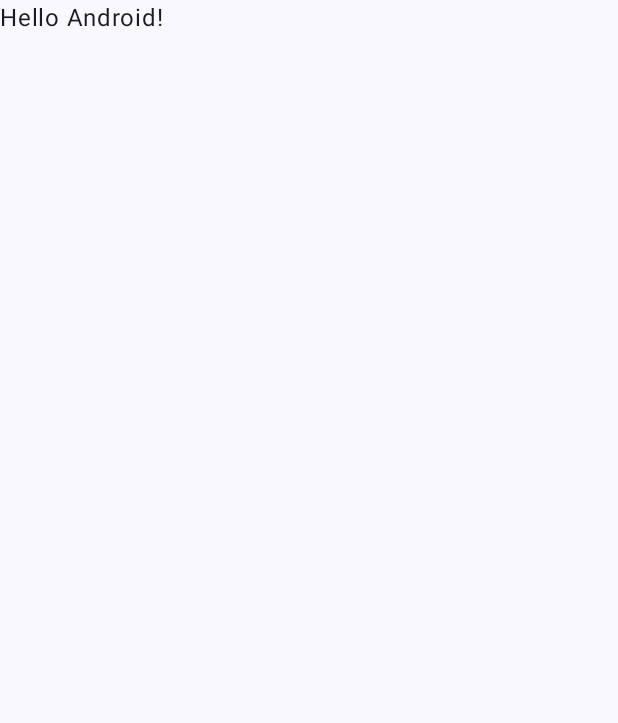
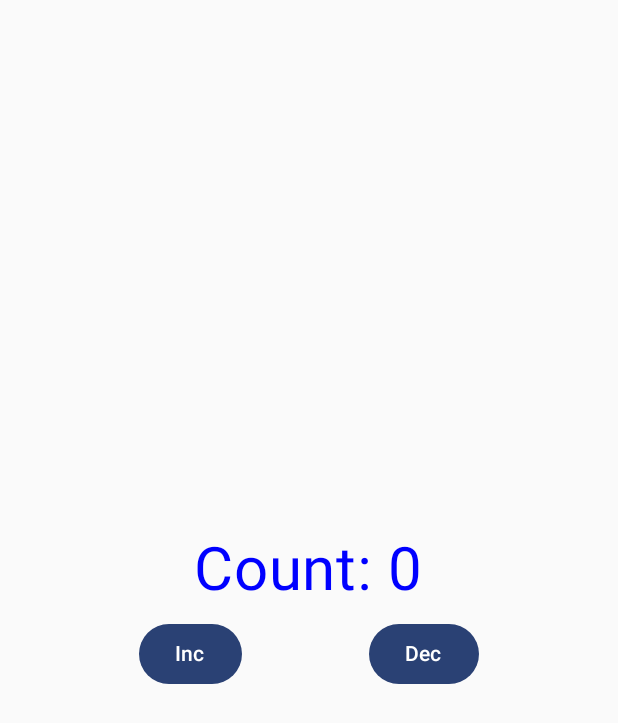
Before and after one commit to Saifuddin53/Counter-App, an Android app built with Jetpack Compose: the screen it shows after launch (MainActivity), on a phone screen of 412 x 824 dp. Before the commit the part shown is almost empty. Shown: the top 723 px of the screen. Run offline under Robolectric (Android 15) with nearby library versions, the phone set to English and light mode, and no system bars.

Commit message:
MVVM model created

```diff
--- a/app/build.gradle.kts
+++ b/app/build.gradle.kts
@@ -59,6 +59,7 @@ dependencies {
     implementation(libs.androidx.ui.graphics)
     implementation(libs.androidx.ui.tooling.preview)
     implementation(libs.androidx.material3)
+    implementation(libs.androidx.lifecycle.viewmodel.compose)
     testImplementation(libs.junit)
     androidTestImplementation(libs.androidx.junit)
     androidTestImplementation(libs.androidx.espresso.core)
--- /dev/null
+++ b/app/src/main/java/com/myprojects/counterapp/CounterApp.kt
@@ -0,0 +1,52 @@
+package com.myprojects.counterapp
+
+import androidx.compose.foundation.layout.Arrangement
+import androidx.compose.foundation.layout.Column
+import androidx.compose.foundation.layout.Row
+import androidx.compose.foundation.layout.fillMaxSize
+import androidx.compose.foundation.layout.fillMaxWidth
+import androidx.compose.foundation.layout.padding
+import androidx.compose.material3.Button
+import androidx.compose.material3.Text
+import androidx.compose.runtime.Composable
+import androidx.compose.ui.Alignment
+import androidx.compose.ui.Modifier
+import androidx.compose.ui.graphics.Color
+import androidx.compose.ui.tooling.preview.Preview
+import androidx.compose.ui.unit.dp
+import androidx.compose.ui.unit.sp
+import androidx.lifecycle.viewmodel.compose.viewModel
+
+@Composable
+fun CounterApp(
+    counterViewModel: CounterViewModel
+) {
+    Column(
+        modifier = Modifier.fillMaxSize(),
+        verticalArrangement = Arrangement.Center,
+        horizontalAlignment = Alignment.CenterHorizontally
+    ) {
+        Text(text = "Count: ${counterViewModel.count.value}",
+            fontSize = 40.sp,
+            color = Color.Blue)
+        Row(
+            modifier = Modifier
+                .padding(8.dp)
+                .fillMaxWidth(),
+            horizontalArrangement = Arrangement.SpaceEvenly
+        ) {
+            Button(onClick = { counterViewModel.increment() }) {
+                Text(text = "Inc")
+            }
+            Button(onClick = { counterViewModel.decrement() }) {
+                Text(text = "Dec")
+            }
+        }
+    }
+}
+
+@Preview
+@Composable
+fun CounterAppPreview() {
+    CounterApp(counterViewModel = CounterViewModel())
+}
--- /dev/null
+++ b/app/src/main/java/com/myprojects/counterapp/CounterModel.kt
@@ -0,0 +1,19 @@
+package com.myprojects.counterapp
+
+data class CounterModel (
+    var count: Int
+)
+
+class CounterRepository() {
+    private val _counter = CounterModel(0)
+
+    fun getCounter() = _counter
+
+    fun incrementCounter() {
+        _counter.count++
+    }
+
+    fun decrementCounter() {
+        _counter.count--
+    }
+}
--- /dev/null
+++ b/app/src/main/java/com/myprojects/counterapp/CounterViewModel.kt
@@ -0,0 +1,25 @@
+package com.myprojects.counterapp
+
+import androidx.compose.runtime.Composable
+import androidx.compose.runtime.MutableState
+import androidx.compose.runtime.mutableStateOf
+import androidx.compose.runtime.remember
+import androidx.compose.runtime.saveable.rememberSaveable
+import androidx.lifecycle.ViewModel
+import kotlinx.coroutines.flow.MutableStateFlow
+
+class CounterViewModel: ViewModel() {
+    private val _repository = CounterRepository()
+    private var _count = mutableStateOf(_repository.getCounter().count)
+
+    val count = _count
+    fun increment() {
+        _repository.incrementCounter()
+        _count.value = _repository.getCounter().count
+    }
+
+    fun decrement() {
+        _count.value --
+        _count.value = _repository.getCounter().count
+    }
+}
--- a/app/src/main/java/com/myprojects/counterapp/MainActivity.kt
+++ b/app/src/main/java/com/myprojects/counterapp/MainActivity.kt
@@ -3,13 +3,7 @@ package com.myprojects.counterapp
 import android.os.Bundle
 import androidx.activity.ComponentActivity
 import androidx.activity.compose.setContent
-import androidx.compose.foundation.layout.fillMaxSize
-import androidx.compose.material3.MaterialTheme
-import androidx.compose.material3.Surface
-import androidx.compose.material3.Text
-import androidx.compose.runtime.Composable
-import androidx.compose.ui.Modifier
-import androidx.compose.ui.tooling.preview.Preview
+import androidx.lifecycle.viewmodel.compose.viewModel
 import com.myprojects.counterapp.ui.theme.CounterAppTheme
 
 class MainActivity : ComponentActivity() {
@@ -17,30 +11,9 @@ class MainActivity : ComponentActivity() {
         super.onCreate(savedInstanceState)
         setContent {
             CounterAppTheme {
-                // A surface container using the 'background' color from the theme
-                Surface(
-                    modifier = Modifier.fillMaxSize(),
-                    color = MaterialTheme.colorScheme.background
-                ) {
-                    Greeting("Android")
-                }
+                val counterViewModel: CounterViewModel = viewModel()
+                CounterApp(counterViewModel = counterViewModel)
             }
         }
     }
 }
-
-@Composable
-fun Greeting(name: String, modifier: Modifier = Modifier) {
-    Text(
-        text = "Hello $name!",
-        modifier = modifier
-    )
-}
-
-@Preview(showBackground = true)
-@Composable
-fun GreetingPreview() {
-    CounterAppTheme {
-        Greeting("Android")
-    }
-}
--- a/gradle/libs.versions.toml
+++ b/gradle/libs.versions.toml
@@ -8,6 +8,7 @@ espressoCore = "3.5.1"
 lifecycleRuntimeKtx = "2.7.0"
 activityCompose = "1.8.2"
 composeBom = "2023.08.00"
+lifecycleViewmodelCompose = "2.7.0"
 
 [libraries]
 androidx-core-ktx = { group = "androidx.core", name = "core-ktx", version.ref = "coreKtx" }
@@ -24,6 +25,7 @@ androidx-ui-tooling-preview = { group = "androidx.compose.ui", name = "ui-toolin
 androidx-ui-test-manifest = { group = "androidx.compose.ui", name = "ui-test-manifest" }
 androidx-ui-test-junit4 = { group = "androidx.compose.ui", name = "ui-test-junit4" }
 androidx-material3 = { group = "androidx.compose.material3", name = "material3" }
+androidx-lifecycle-viewmodel-compose = { group = "androidx.lifecycle", name = "lifecycle-viewmodel-compose", version.ref = "lifecycleViewmodelCompose" }
 
 [plugins]
 androidApplication = { id = "com.android.application", version.ref = "agp" }
```
Also changed, not shown: app/src/main/java/com/myprojects/counterapp/Practice.kt (added, +10 -0 lines).
